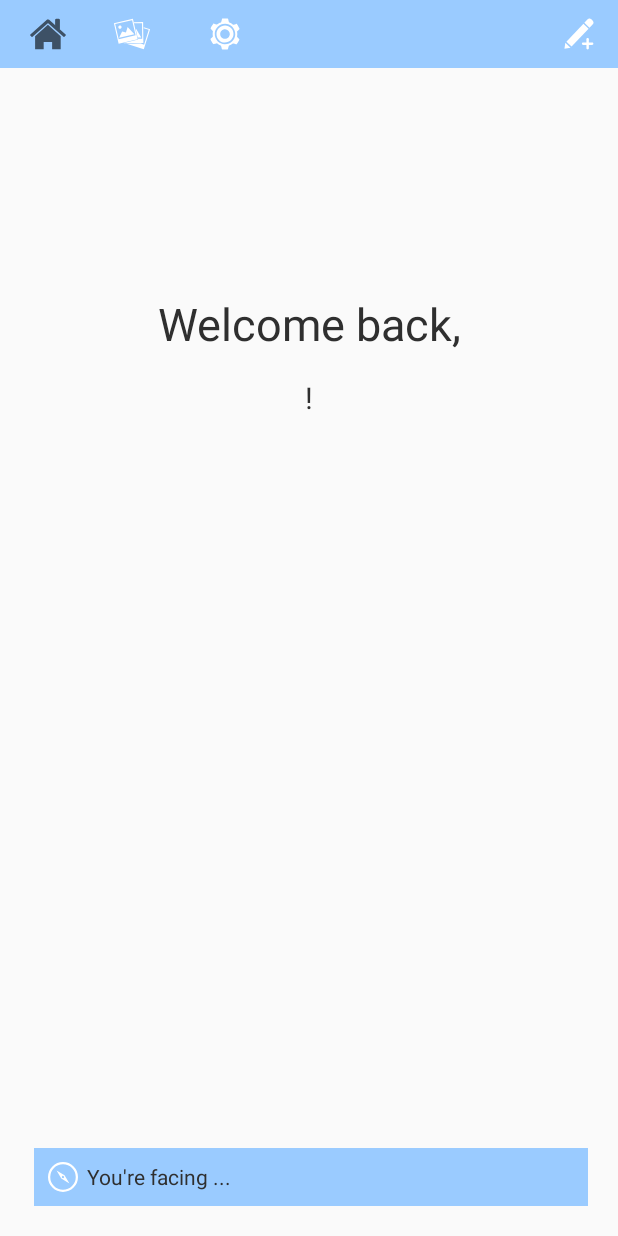
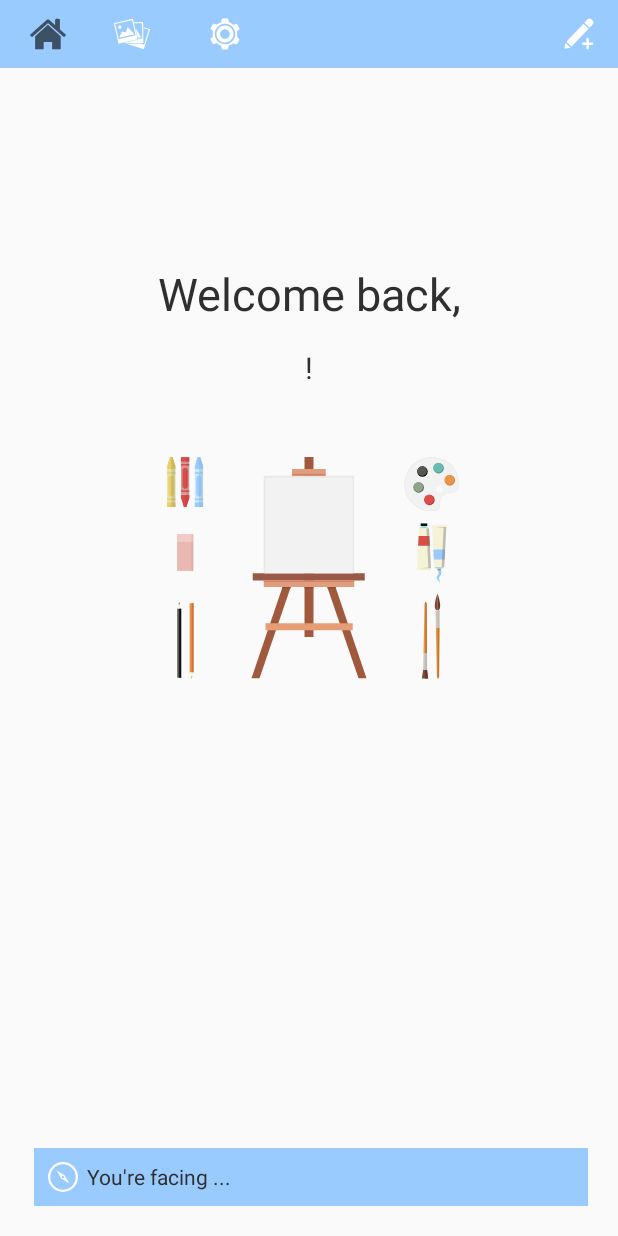
Before and after one commit to chungsi/PleinAirJournal, an Android app: the DashboardActivity screen opened directly, with no data from a screen before it, on a phone screen of 412 x 824 dp. Run offline under Robolectric (Android 15) with nearby library versions, the phone set to English and light mode, and no system bars.

Commit message:
Added image to dashbaord

```diff
--- /dev/null
+++ b/app/src/main/res/drawable/ic_dashboard.xml
@@ -0,0 +1,301 @@
+<vector xmlns:android="http://schemas.android.com/apk/res/android"
+    android:width="300dp"
+    android:height="200dp"
+    android:viewportWidth="300"
+    android:viewportHeight="200">
+  <path
+      android:pathData="M111.666,173.539l5.334,0l20.833,-60.833l-5.5,0z"
+      android:fillColor="#A1593E"/>
+  <path
+      android:pathData="M188.333,173.539l-5.334,0l-20.834,-60.833l5.501,0z"
+      android:fillColor="#A1593E"/>
+  <path
+      android:pathData="M147,26.038h6v120h-6z"
+      android:fillColor="#A1593E"/>
+  <path
+      android:pathData="M112.5,103.538h74.667v4.833h-74.667z"
+      android:fillColor="#985A47"/>
+  <path
+      android:pathData="M121,136.872h58.167v4.667h-58.167z"
+      android:fillColor="#E69D75"/>
+  <path
+      android:pathData="M119.833,108.371h60.333v4.335h-60.333z"
+      android:fillColor="#E09E7E"/>
+  <path
+      android:pathData="M138.667,34.038h22.5v4.5h-22.5z"
+      android:fillColor="#E19E7E"/>
+  <path
+      android:pathData="M119.833,38.538h60.333v65h-60.333z"
+      android:fillColor="#E8E8E8"/>
+  <path
+      android:pathData="M120.917,39.871h58.166v63.667h-58.166z"
+      android:fillColor="#F2F2F2"/>
+  <path
+      android:pathData="M119.833,108.371h60.333v0.958h-60.333z"
+      android:fillColor="#D38165"/>
+  <path
+      android:pathData="M138.667,37.204h22.5v1.334h-22.5z"
+      android:fillColor="#D58565"/>
+  <path
+      android:pathData="M132.015,113.642l5.498,0l0.32,-0.936l-5.5,0z"
+      android:fillColor="#984A32"/>
+  <path
+      android:pathData="M162.165,112.706l0.32,0.936l5.498,0l-0.317,-0.936z"
+      android:fillColor="#984A32"/>
+  <path
+      android:pathData="M147,112.706h6v0.936h-6z"
+      android:fillColor="#984A32"/>
+  <path
+      android:pathData="M224.457,70.288h4.375v1.75h-4.375z"
+      android:fillColor="#0C1111"/>
+  <path
+      android:pathData="M225.645,72.038l-2.313,1.563l6.625,0l-2.187,-1.563z"
+      android:fillColor="#A7D7D9"/>
+  <path
+      android:pathData="M223.363,73.601l-1.5,27.75l9.563,0.312l-1.438,-28.062z"
+      android:fillColor="#F6F2D7"/>
+  <path
+      android:pathData="M223.09,78.663l7.158,0l0.336,6.563l-7.846,0z"
+      android:fillColor="#DB4C44"/>
+  <path
+      android:pathData="M228.27,73.601l1.312,26.125l-5.25,0.5l7.021,0l-1.333,-26.625z"
+      android:strokeAlpha="0.4"
+      android:fillColor="#6D6D6D"
+      android:fillAlpha="0.4"/>
+  <path
+      android:pathData="M235.811,100.892l-2.313,-1.563l6.625,0l-2.187,1.563z"
+      android:fillColor="#A7D7D9"/>
+  <path
+      android:pathData="M233.529,99.329l-1.5,-27.75l9.563,-0.312l-1.438,28.062z"
+      android:fillColor="#F6F2D7"/>
+  <path
+      android:pathData="M233.256,94.267l7.158,0l0.336,-6.563l-7.846,0z"
+      android:fillColor="#9ACBFF"/>
+  <path
+      android:pathData="M238.436,99.329l1.312,-26.125l-5.25,-0.5l7.021,0l-1.333,26.625z"
+      android:strokeAlpha="0.4"
+      android:fillColor="#6D6D6D"
+      android:fillAlpha="0.4"/>
+  <path
+      android:pathData="M235.728,100.892h2.198v0.771h-2.198z"
+      android:fillColor="#636363"/>
+  <path
+      android:pathData="M235.895,101.663c0,0 1.544,1.733 -0.536,3.813c-1.333,1.333 2.307,4.468 2.432,4.593c0,0 -1.948,-3.302 -0.724,-4.302c0,0 2.183,-2.126 0.641,-4.104H235.895z"
+      android:fillColor="#9ACBFF"/>
+  <path
+      android:pathData="M234.167,26.121c0,0 -14.916,-1.918 -19.666,12.666s8.916,22.666 14,23c5.083,0.334 8.916,0.834 8.916,-4.333c0,0 -1.084,-6.75 6.583,-7.5c0,0 5.917,0.833 5.917,-5.417C249.917,44.537 251.25,28.788 234.167,26.121zM236.894,49.76c-1.381,0 -2.5,-1.119 -2.5,-2.501c0,-1.381 1.119,-2.5 2.5,-2.5c1.382,0 2.501,1.119 2.501,2.5C239.395,48.641 238.275,49.76 236.894,49.76z"
+      android:fillColor="#E8E8E8"/>
+  <path
+      android:pathData="M234.112,26.523c0,0 -14.581,-1.875 -19.225,12.381c-4.643,14.256 8.716,22.156 13.686,22.482c4.97,0.327 8.53,0.815 8.53,-4.235c0,0 -1.083,-6.845 6.789,-7.512c0,0 5.615,0.995 5.615,-5.114C249.508,44.525 250.811,29.131 234.112,26.523zM236.894,49.76c-1.381,0 -2.5,-1.119 -2.5,-2.501c0,-1.381 1.119,-2.5 2.5,-2.5c1.382,0 2.501,1.119 2.501,2.5C239.395,48.641 238.275,49.76 236.894,49.76z"
+      android:fillColor="#F2F2F2"/>
+  <path
+      android:pathData="M230.331,54.618m-3.479,0a3.479,3.479 0,1 1,6.958 0a3.479,3.479 0,1 1,-6.958 0"
+      android:fillColor="#9F3532"/>
+  <path
+      android:pathData="M230.081,54.368m-3.229,0a3.229,3.229 0,1 1,6.458 0a3.229,3.229 0,1 1,-6.458 0"
+      android:fillColor="#DC4D49"/>
+  <path
+      android:pathData="M243.873,41.535m-3.479,0a3.479,3.479 0,1 1,6.958 0a3.479,3.479 0,1 1,-6.958 0"
+      android:fillColor="#CB763F"/>
+  <path
+      android:pathData="M243.623,41.285m-3.229,0a3.229,3.229 0,1 1,6.458 0a3.229,3.229 0,1 1,-6.458 0"
+      android:fillColor="#EA9848"/>
+  <path
+      android:pathData="M236.415,33.452m-3.479,0a3.479,3.479 0,1 1,6.958 0a3.479,3.479 0,1 1,-6.958 0"
+      android:fillColor="#488A7C"/>
+  <path
+      android:pathData="M236.165,33.202m-3.229,0a3.229,3.229 0,1 1,6.458 0a3.229,3.229 0,1 1,-6.458 0"
+      android:fillColor="#67BBB1"/>
+  <path
+      android:pathData="M223.117,46.28m-3.479,0a3.479,3.479 0,1 1,6.958 0a3.479,3.479 0,1 1,-6.958 0"
+      android:fillColor="#496362"/>
+  <path
+      android:pathData="M222.867,46.03m-3.229,0a3.229,3.229 0,1 1,6.458 0a3.229,3.229 0,1 1,-6.458 0"
+      android:fillColor="#91A488"/>
+  <path
+      android:pathData="M225.65,35.711m-3.479,0a3.479,3.479 0,1 1,6.958 0a3.479,3.479 0,1 1,-6.958 0"
+      android:fillColor="#010300"/>
+  <path
+      android:pathData="M225.4,35.461m-3.229,0a3.229,3.229 0,1 1,6.458 0a3.229,3.229 0,1 1,-6.458 0"
+      android:fillColor="#575651"/>
+  <path
+      android:pathData="M235.638,117.069c0,0 -4.066,11.125 0,11.125"
+      android:fillColor="#804836"/>
+  <path
+      android:pathData="M235.638,117.069c0,0 4.066,11.125 0,11.125"
+      android:fillColor="#683928"/>
+  <path
+      android:pathData="M234.579,139.595l0.667,32.75c0,0 0.706,2.957 1.498,0l0.206,-32.75H234.579z"
+      android:fillColor="#EE9641"/>
+  <path
+      android:pathData="M235.666,173.454c0.275,0.369 0.65,0.369 1.046,-1.109l0.206,-32.75h-1.186"
+      android:fillColor="#BD7932"/>
+  <path
+      android:pathData="M235.638,128.136c0.39,0 0.839,-0.164 1.312,0.17v11.289h-2.371l-0.254,-11.289C234.325,128.306 234.861,128.138 235.638,128.136"
+      android:fillColor="#CDC9C0"/>
+  <path
+      android:pathData="M235.638,128.136c0.389,0 0.838,-0.163 1.31,0.17v11.289h-1.31"
+      android:fillColor="#BEBBB7"/>
+  <path
+      android:pathData="M226.329,156.696l0.667,-32.75c0,0 0.706,-2.957 1.498,0l0.206,32.75H226.329z"
+      android:fillColor="#EE9641"/>
+  <path
+      android:pathData="M227.416,122.837c0.275,-0.369 0.65,-0.369 1.046,1.109l0.206,32.75h-1.186"
+      android:fillColor="#BD7932"/>
+  <path
+      android:pathData="M227.388,168.155c0.39,0 0.839,0.164 1.312,-0.17v-11.289h-2.371l-0.254,11.289C226.075,167.985 226.611,168.153 227.388,168.155"
+      android:fillColor="#CDC9C0"/>
+  <path
+      android:pathData="M227.388,168.155c0.389,0 0.838,0.163 1.31,-0.17v-11.289h-1.31"
+      android:fillColor="#BEBBB7"/>
+  <path
+      android:pathData="M226.075,167.985l-0.815,5.674l4.125,0l-0.688,-5.674z"
+      android:fillColor="#804836"/>
+  <path
+      android:pathData="M227.353,173.659l2.032,0l-0.688,-5.674l-1.343,0"
+      android:fillColor="#683928"/>
+  <path
+      android:pathData="M62.159,126.969h2.625v46.199h-2.625z"
+      android:fillColor="#585954"/>
+  <path
+      android:pathData="M63.472,173.168l1.312,0l0,-46.199l-1.312,0"
+      android:fillColor="#0F1211"/>
+  <path
+      android:pathData="M63.472,122.632l0,0l-1.313,4.337l2.625,0z"
+      android:fillColor="#F2F7DF"/>
+  <path
+      android:pathData="M63.472,122.632l0,0l0.48,1.589l-0.961,0z"
+      android:fillColor="#585954"/>
+  <path
+      android:pathData="M70.409,123.426h2.625v46.199h-2.625z"
+      android:fillColor="#E99849"/>
+  <path
+      android:pathData="M71.722,123.426l1.312,0l0,46.199l-1.312,0"
+      android:fillColor="#CE733A"/>
+  <path
+      android:pathData="M71.722,173.962l0,0l-1.313,-4.337l2.625,0z"
+      android:fillColor="#F2F7DF"/>
+  <path
+      android:pathData="M71.722,173.962l0,0l0.48,-1.589l-0.961,0z"
+      android:fillColor="#E99849"/>
+  <path
+      android:pathData="M62.041,77.558h10.75v24.333h-10.75z"
+      android:fillColor="#EAB8B2"/>
+  <path
+      android:pathData="M62.042,77.558h10.75v5.04h-10.75z"
+      android:fillColor="#F1CBC6"/>
+  <path
+      android:pathData="M71.625,77.558h1.167v5.04h-1.167z"
+      android:fillColor="#E0BDBA"/>
+  <path
+      android:pathData="M71.625,82.598h1.167v19.293h-1.167z"
+      android:fillColor="#DBADA9"/>
+  <path
+      android:pathData="M70.166,53.355l0,-2.228l-5.5,0l0,2.228l1.813,6l1.75,0z"
+      android:fillColor="#DB4C44"/>
+  <path
+      android:pathData="M67.417,59.355l0.812,0l1.937,-6l0,-2.228l-2.75,0"
+      android:fillColor="#D14643"/>
+  <path
+      android:pathData="M67.416,26.064l-2.75,0l0,25.063l2.75,0"
+      android:fillColor="#D89898"/>
+  <path
+      android:pathData="M67.416,51.127l2.75,0l0,-25.063l-2.75,0"
+      android:fillColor="#CC9292"/>
+  <path
+      android:pathData="M67.416,48.271l-2.75,0l0,1l2.75,0"
+      android:fillColor="#DB4C44"/>
+  <path
+      android:pathData="M67.416,49.271l2.75,0l0,-1l-2.75,0"
+      android:fillColor="#D14643"/>
+  <path
+      android:pathData="M67.416,30.688l-2.75,0l0,1l2.75,0"
+      android:fillColor="#DB4C44"/>
+  <path
+      android:pathData="M67.416,31.688l2.75,0l0,-1l-2.75,0"
+      android:fillColor="#D14643"/>
+  <path
+      android:pathData="M67.416,26.064l-2.75,0l0,3.04l2.75,0"
+      android:fillColor="#DB4C44"/>
+  <path
+      android:pathData="M67.416,29.104l2.75,0l0,-3.04l-2.75,0"
+      android:fillColor="#D14643"/>
+  <path
+      android:pathData="M67.416,33.104c-0.962,0 -1.75,0.9 -1.75,2v10c0,1.1 0.788,2 1.75,2"
+      android:fillColor="#DB4C44"/>
+  <path
+      android:pathData="M67.416,47.104c0.962,0 1.75,-0.9 1.75,-2v-10c0,-1.1 -0.788,-2 -1.75,-2"
+      android:fillColor="#D14643"/>
+  <path
+      android:pathData="M60.916,32.064l0,2.229l-5.5,0l0,-2.229l1.813,-6l1.75,0z"
+      android:fillColor="#E8CF67"/>
+  <path
+      android:pathData="M58.167,26.064l0.812,0l1.937,6l0,2.229l-2.75,0"
+      android:fillColor="#CEB85D"/>
+  <path
+      android:pathData="M58.166,59.355l-2.75,0l0,-25.062l2.75,0"
+      android:fillColor="#E5E19E"/>
+  <path
+      android:pathData="M58.166,34.293l2.75,0l0,25.062l-2.75,0"
+      android:fillColor="#CEC991"/>
+  <path
+      android:pathData="M58.166,37.148l-2.75,0l0,-1l2.75,0"
+      android:fillColor="#E8CF67"/>
+  <path
+      android:pathData="M58.166,36.148l2.75,0l0,1l-2.75,0"
+      android:fillColor="#CEB85D"/>
+  <path
+      android:pathData="M58.166,54.731l-2.75,0l0,-1l2.75,0"
+      android:fillColor="#E8CF67"/>
+  <path
+      android:pathData="M58.166,53.731l2.75,0l0,1l-2.75,0"
+      android:fillColor="#CEB85D"/>
+  <path
+      android:pathData="M58.166,59.355l-2.75,0l0,-3.04l2.75,0"
+      android:fillColor="#E8CF67"/>
+  <path
+      android:pathData="M58.166,56.315l2.75,0l0,3.04l-2.75,0"
+      android:fillColor="#CEB85D"/>
+  <path
+      android:pathData="M58.166,52.315c-0.962,0 -1.75,-0.9 -1.75,-2v-10c0,-1.1 0.788,-2 1.75,-2"
+      android:fillColor="#E8CF67"/>
+  <path
+      android:pathData="M58.166,38.315c0.962,0 1.75,0.9 1.75,2v10c0,1.1 -0.788,2 -1.75,2"
+      android:fillColor="#CEB85D"/>
+  <path
+      android:pathData="M79.388,32.064l0,2.229l-5.5,0l0,-2.229l1.812,-6l1.75,0z"
+      android:fillColor="#9ACBFF"/>
+  <path
+      android:pathData="M76.638,26.064l0.812,0l1.938,6l0,2.229l-2.75,0"
+      android:fillColor="#91C1ED"/>
+  <path
+      android:pathData="M76.638,59.355l-2.75,0l0,-25.062l2.75,0"
+      android:fillColor="#C7EAFF"/>
+  <path
+      android:pathData="M76.638,34.293l2.75,0l0,25.062l-2.75,0"
+      android:fillColor="#B1D0E0"/>
+  <path
+      android:pathData="M76.638,37.148l-2.75,0l0,-1l2.75,0"
+      android:fillColor="#9ACBFF"/>
+  <path
+      android:pathData="M76.638,36.148l2.75,0l0,1l-2.75,0"
+      android:fillColor="#91C1ED"/>
+  <path
+      android:pathData="M76.638,54.731l-2.75,0l0,-1l2.75,0"
+      android:fillColor="#9ACBFF"/>
+  <path
+      android:pathData="M76.638,53.731l2.75,0l0,1l-2.75,0"
+      android:fillColor="#91C1ED"/>
+  <path
+      android:pathData="M76.638,59.355l-2.75,0l0,-3.04l2.75,0"
+      android:fillColor="#9ACBFF"/>
+  <path
+      android:pathData="M76.638,56.315l2.75,0l0,3.04l-2.75,0"
+      android:fillColor="#91C1ED"/>
+  <path
+      android:pathData="M76.638,52.315c-0.962,0 -1.75,-0.9 -1.75,-2v-10c0,-1.1 0.788,-2 1.75,-2"
+      android:fillColor="#9ACBFF"/>
+  <path
+      android:pathData="M76.638,38.315c0.962,0 1.75,0.9 1.75,2v10c0,1.1 -0.788,2 -1.75,2"
+      android:fillColor="#91C1ED"/>
+</vector>
--- a/app/src/main/res/layout/activity_dashboard.xml
+++ b/app/src/main/res/layout/activity_dashboard.xml
@@ -17,7 +17,7 @@
         android:layout_width="wrap_content"
         android:layout_height="wrap_content"
         android:layout_gravity="center"
-        android:layout_marginTop="150dp"
+        android:layout_marginTop="130dp"
         android:gravity="center"
         android:paddingBottom="15dp"
         android:text="Welcome back,"
@@ -31,6 +31,14 @@
         android:gravity="center"
         android:text="(Name)"
         android:textSize="@dimen/headingTextSize" />
+
+    <ImageView
+        android:id="@+id/imageView"
+        android:layout_width="wrap_content"
+        android:layout_height="wrap_content"
+        android:layout_gravity="center"
+        android:layout_marginTop="20dp"
+        app:srcCompat="@drawable/ic_dashboard" />
 
     <LinearLayout
         android:layout_width="match_parent"
```
